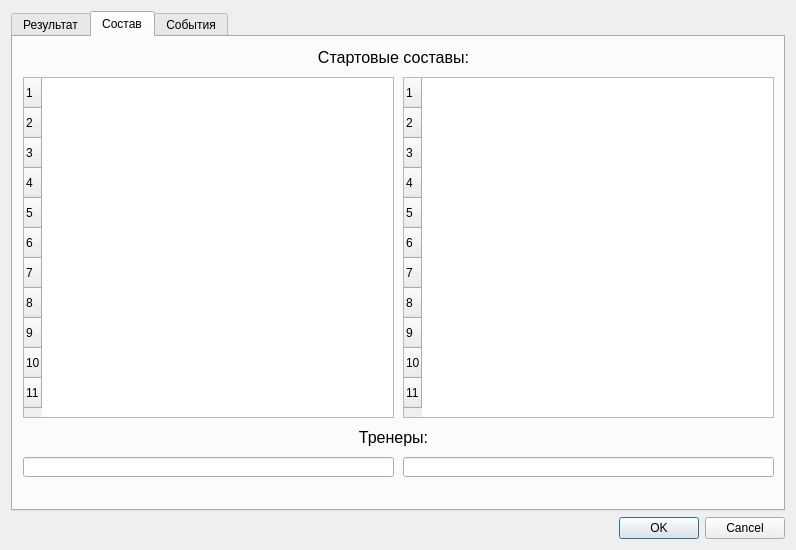
Above: QFootballStat/src/EditReport.ui from Sova777/analyzeresults before the change. Below: the same form after it.
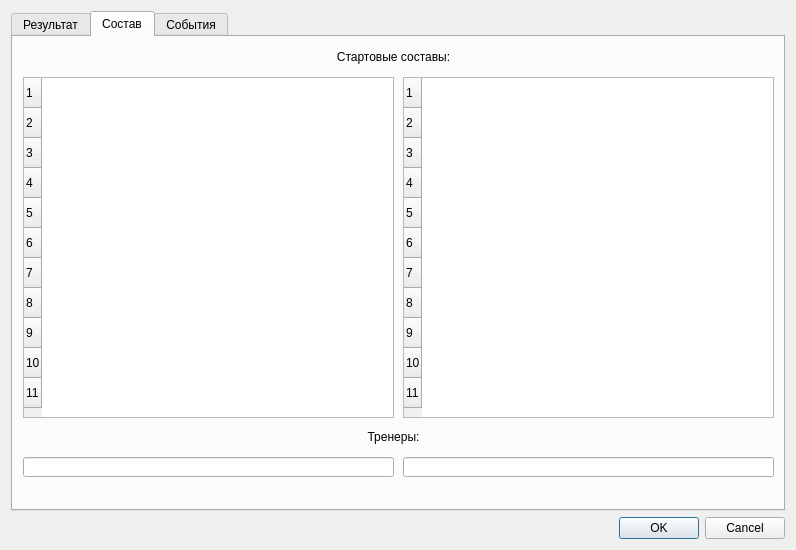
That is the form after the change. The open tabs and pages were chosen to show the change.

Diff of the .ui file:
```diff
--- a/QFootballStat/src/EditReport.ui
+++ b/QFootballStat/src/EditReport.ui
@@ -435,7 +435,7 @@
          </property>
          <property name="font">
           <font>
-           <pointsize>12</pointsize>
+           <pointsize>9</pointsize>
           </font>
          </property>
          <property name="text">
@@ -505,7 +505,7 @@
          </property>
          <property name="font">
           <font>
-           <pointsize>12</pointsize>
+           <pointsize>9</pointsize>
           </font>
          </property>
          <property name="text">
```
Left out of the diff: 4 changed lines with no effect on the pictures.
